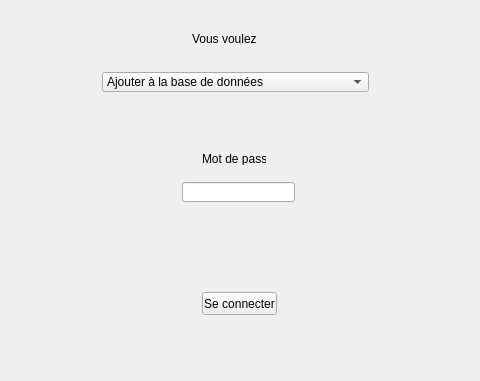
Above: connexion.ui from khylpe/BTS-1ere-Annee-Guilbert-TP-Pepinieriste-CPP before the change; both pictures show x 128 to 608 and y 108 to 489 of the 715 by 489 pixel window. Below: the same form after it.
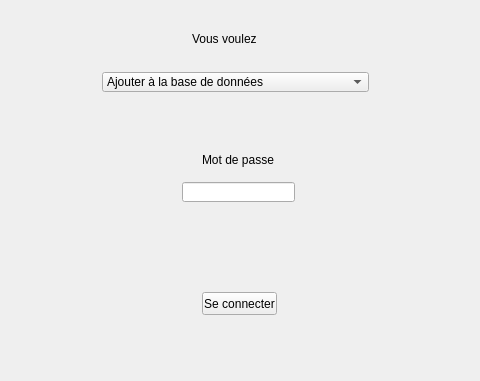
That is the form after the change.

Patch:
```diff
--- a/connexion.ui
+++ b/connexion.ui
@@ -41,8 +41,8 @@
     <rect>
      <x>330</x>
      <y>260</y>
-     <width>64</width>
-     <height>13</height>
+     <width>76</width>
+     <height>16</height>
     </rect>
    </property>
    <property name="text">
```
